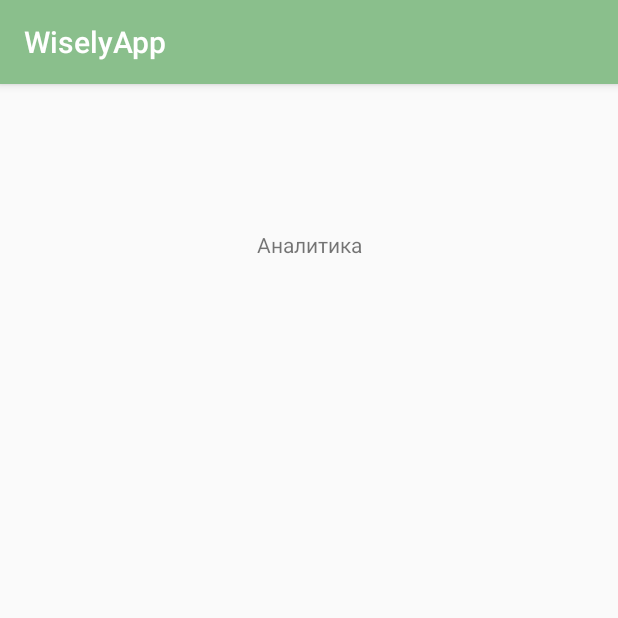
After one commit to Aaaaa988/WiselyApp, an Android app: the AnalyticsActivity screen opened directly, with no data from a screen before it, on a phone screen of 412 x 824 dp, the top half of it. The commit adds this screen. Run offline under Robolectric (Android 15) with nearby library versions, the phone set to English and light mode, and no system bars.

Commit message:
add Analytics activity

```diff
--- /dev/null
+++ b/app/src/main/java/com/kiselev/wiselyapp/AnalyticsActivity.java
@@ -0,0 +1,14 @@
+package com.kiselev.wiselyapp;
+
+import androidx.appcompat.app.AppCompatActivity;
+
+import android.os.Bundle;
+
+public class AnalyticsActivity extends AppCompatActivity {
+
+    @Override
+    protected void onCreate(Bundle savedInstanceState) {
+        super.onCreate(savedInstanceState);
+        setContentView(R.layout.activity_analytics);
+    }
+}
--- /dev/null
+++ b/app/src/main/res/layout/activity_analytics.xml
@@ -0,0 +1,19 @@
+<?xml version="1.0" encoding="utf-8"?>
+<androidx.constraintlayout.widget.ConstraintLayout xmlns:android="http://schemas.android.com/apk/res/android"
+    xmlns:app="http://schemas.android.com/apk/res-auto"
+    xmlns:tools="http://schemas.android.com/tools"
+    android:layout_width="match_parent"
+    android:layout_height="match_parent"
+    tools:context=".AnalyticsActivity">
+
+    <TextView
+        android:id="@+id/textView2"
+        android:layout_width="wrap_content"
+        android:layout_height="wrap_content"
+        android:text="Аналитика"
+        app:layout_constraintBottom_toBottomOf="parent"
+        app:layout_constraintEnd_toEndOf="parent"
+        app:layout_constraintStart_toStartOf="parent"
+        app:layout_constraintTop_toTopOf="parent"
+        app:layout_constraintVertical_bias="0.13" />
+</androidx.constraintlayout.widget.ConstraintLayout>
--- a/app/src/main/res/layout/activity_main.xml
+++ b/app/src/main/res/layout/activity_main.xml
@@ -58,7 +58,7 @@
                 android:layout_weight="0.3" />
 
             <Button
-                android:id="@+id/button2"
+                android:id="@+id/button_analytics"
                 android:layout_width="wrap_content"
                 android:layout_height="125dp"
                 android:layout_weight="1"
```
Also changed, not shown: app/src/main/AndroidManifest.xml (+7 -0 lines), app/src/main/java/com/kiselev/wiselyapp/MainActivity.java (+12 -1 lines), app/src/main/res/values/styles.xml (+8 -1 lines).
